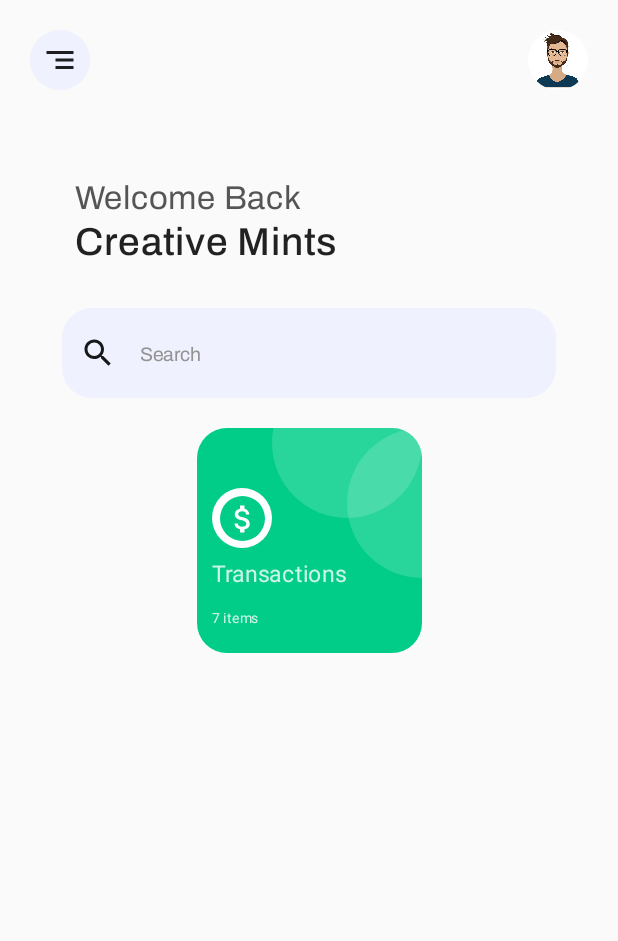
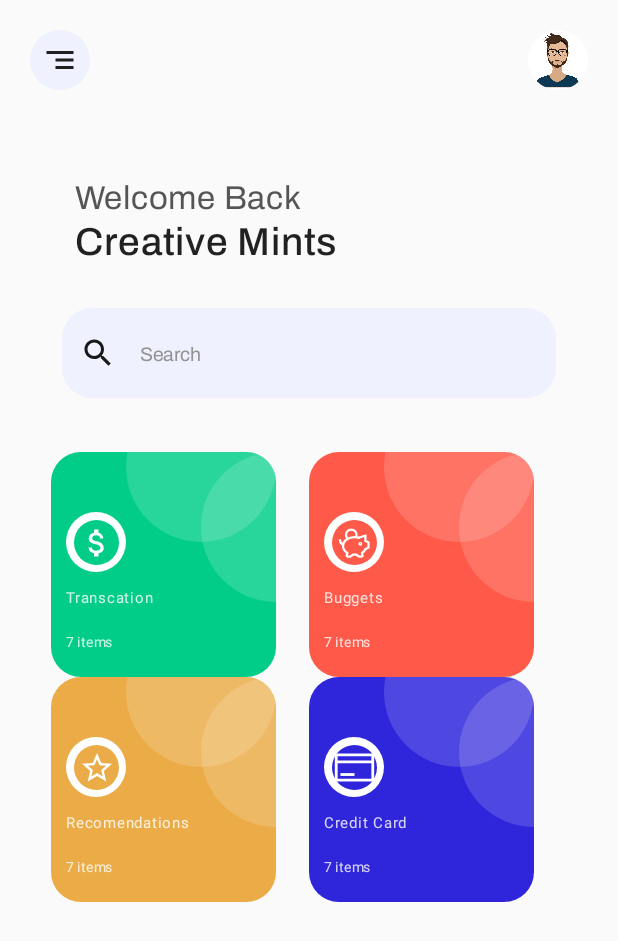
Before and after one commit to iamabdh/MoneyManager, an Android app built with Jetpack Compose: the screen it shows after launch (MainActivity), on a phone screen of 412 x 824 dp. Shown: the top 941 px of the screen. Run offline under Robolectric (Android 15) with nearby library versions, the phone set to English and light mode, and no system bars.

Commit message:
update: home banner buttons

```diff
--- a/app/src/main/java/com/example/moneymanager/components/ComponentsView.kt
+++ b/app/src/main/java/com/example/moneymanager/components/ComponentsView.kt
@@ -1,19 +1,38 @@
 package com.example.moneymanager.components
 
+import android.graphics.drawable.Drawable
 import androidx.compose.foundation.Image
 import androidx.compose.foundation.background
+import androidx.compose.foundation.layout.Arrangement
 import androidx.compose.foundation.layout.Box
+import androidx.compose.foundation.layout.Column
+import androidx.compose.foundation.layout.Row
+import androidx.compose.foundation.layout.Spacer
+import androidx.compose.foundation.layout.fillMaxWidth
+import androidx.compose.foundation.layout.height
+import androidx.compose.foundation.layout.offset
+import androidx.compose.foundation.layout.padding
 import androidx.compose.foundation.layout.size
 import androidx.compose.foundation.shape.CircleShape
+import androidx.compose.foundation.shape.RoundedCornerShape
 import androidx.compose.material.*
 import androidx.compose.runtime.Composable
 import androidx.compose.ui.Alignment
 import androidx.compose.ui.Modifier
 import androidx.compose.ui.draw.clip
+import androidx.compose.ui.graphics.Color
 import androidx.compose.ui.res.painterResource
+import androidx.compose.ui.text.font.FontWeight
 import androidx.compose.ui.unit.dp
+import androidx.compose.ui.unit.sp
 import com.example.moneymanager.R
 import com.example.moneymanager.ui.theme.AliceBlue
+import com.example.moneymanager.ui.theme.AliceBlue1
+import com.example.moneymanager.ui.theme.Archivo
+import com.example.moneymanager.ui.theme.CaribbeanGreen
+import com.example.moneymanager.ui.theme.SpanishGray
+import com.example.moneymanager.ui.theme.White15
+import com.example.moneymanager.ui.theme.White80
 
 @Composable
 fun MainHomeMenu() {
@@ -37,3 +56,101 @@ fun MainHomeUserImage() {
         Image(painter = painterResource(id = R.drawable.image), contentDescription = "")
     }
 }
+
+
+@Composable
+fun SearchTextField() {
+    Row(
+        horizontalArrangement = Arrangement.Center,
+        modifier = Modifier.fillMaxWidth()
+    ) {
+        TextField(
+            leadingIcon = {
+                Image(
+                    painter = painterResource(id = R.drawable.baseline_search_24),
+                    contentDescription = ""
+                )
+            },
+            colors = TextFieldDefaults.textFieldColors(
+                focusedIndicatorColor = Color.Transparent,
+                focusedLabelColor = Color.Transparent,
+                unfocusedIndicatorColor = Color.Transparent,
+                backgroundColor = Color.Transparent
+
+            ),
+            label = { Text(
+                text = "Search",
+                fontSize = 13.sp,
+                color = SpanishGray,
+                fontFamily = Archivo,
+                fontWeight = FontWeight.Normal,
+                modifier = Modifier.offset(y = 3.dp))},
+            modifier = Modifier
+                .clip(RoundedCornerShape(20.dp))
+                .fillMaxWidth(0.8f)
+                .background(AliceBlue1)
+                .height(60.dp),
+            value = "",
+            onValueChange = {},
+        )
+    }
+}
+
+
+
+
+
+@Composable
+fun HomeBannerButtons(
+    nameBanner: String,
+    noItems: Int,
+    colorBanner: Color,
+    bannerIcon: Int
+) {
+    Box(
+        modifier = Modifier
+            .size(150.dp)
+            .clip(RoundedCornerShape(20.dp))
+            .background(colorBanner)
+    ) {
+        Box(
+            modifier = Modifier
+                .offset(x = 50.dp, y = (-40).dp)
+                .size(100.dp)
+                .background(White15, CircleShape)
+        )
+        Box(
+            modifier = Modifier
+                .offset(x = 100.dp)
+                .size(100.dp)
+                .background(White15, CircleShape)
+        )
+        Box(
+            modifier = Modifier
+                .offset(x = 10.dp, y = 40.dp)
+                .size(100.dp)
+        ) {
+            Column() {
+                Box(
+                    contentAlignment = Alignment.Center,
+                    modifier = Modifier
+                        .size(40.dp)
+                        .background(Color.White, CircleShape)
+                ) {
+                    Box(
+                        contentAlignment = Alignment.Center,
+                        modifier = Modifier
+                            .size(30.dp)
+                            .background(colorBanner, CircleShape)
+                    ) {
+                        Image(painter = painterResource(id = bannerIcon), contentDescription = "")
+                    }
+                }
+                Spacer(modifier = Modifier.height(5.dp))
+                Text(text = nameBanner, fontSize = 10.sp, color = White80)
+                Spacer(modifier = Modifier.height(5.dp))
+                Text(text = "$noItems items", fontSize = 9.sp, color = White80)
+            }
+        }
+    }
+}
--- a/app/src/main/java/com/example/moneymanager/screen/HomeScreen.kt
+++ b/app/src/main/java/com/example/moneymanager/screen/HomeScreen.kt
@@ -6,6 +6,7 @@ import androidx.compose.foundation.border
 import androidx.compose.foundation.layout.Arrangement
 import androidx.compose.foundation.layout.Box
 import androidx.compose.foundation.layout.Column
+import androidx.compose.foundation.layout.PaddingValues
 import androidx.compose.foundation.layout.Row
 import androidx.compose.foundation.layout.Spacer
 import androidx.compose.foundation.layout.fillMaxSize
@@ -14,6 +15,8 @@ import androidx.compose.foundation.layout.height
 import androidx.compose.foundation.layout.offset
 import androidx.compose.foundation.layout.padding
 import androidx.compose.foundation.layout.size
+import androidx.compose.foundation.lazy.grid.GridCells
+import androidx.compose.foundation.lazy.grid.LazyVerticalGrid
 import androidx.compose.foundation.shape.CircleShape
 import androidx.compose.foundation.shape.RoundedCornerShape
 import androidx.compose.material.*
@@ -27,14 +30,16 @@ import androidx.compose.ui.text.font.FontWeight
 import androidx.compose.ui.unit.dp
 import androidx.compose.ui.unit.sp
 import com.example.moneymanager.R
+import com.example.moneymanager.components.HomeBannerButtons
 import com.example.moneymanager.components.MainHomeMenu
 import com.example.moneymanager.components.MainHomeUserImage
+import com.example.moneymanager.components.SearchTextField
 import com.example.moneymanager.ui.theme.*
 
 
 @Composable
 fun HomeScreen() {
-    Column() {
+    Column {
         Row(
             horizontalArrangement = Arrangement.SpaceBetween,
             verticalAlignment = Alignment.CenterVertically,
@@ -55,83 +60,63 @@ fun HomeScreen() {
             Text(text = "Creative Mints", fontSize = 26.sp, fontFamily = Archivo, fontWeight = FontWeight.Medium)
         }
         Spacer(modifier = Modifier.height(30.dp))
-        Row(
+        SearchTextField()
+        Spacer(modifier = Modifier.height(20.dp))
+        LazyVerticalGrid(
+            columns = GridCells.Fixed(2),
+            contentPadding = PaddingValues(
+                start = 12.dp,
+                top = 16.dp,
+                end = 12.dp,
+                bottom = 16.dp
+            ),
             horizontalArrangement = Arrangement.Center,
-            modifier = Modifier.fillMaxWidth()
         ) {
-            TextField(
-                leadingIcon = {
-                    Image(
-                        painter = painterResource(id = R.drawable.baseline_search_24),
-                        contentDescription = ""
+           item {
+               Box(
+                   contentAlignment = Alignment.Center,
+               ) {
+                   HomeBannerButtons(
+                       nameBanner = "Transcation",
+                       noItems = 7,
+                       colorBanner = CaribbeanGreen ,
+                       bannerIcon = R.drawable.baseline_attach_money_24
+                   )
+               }
+           }
+            item {
+                Box(
+                ) {
+                    HomeBannerButtons(
+                        nameBanner = "Buggets",
+                        noItems = 7,
+                        colorBanner = Crayola ,
+                        bannerIcon = R.drawable.piggy_bank
                     )
-                },
-                colors = TextFieldDefaults.textFieldColors(
-                    focusedIndicatorColor = Color.Transparent,
-                    focusedLabelColor = Color.Transparent,
-                    unfocusedIndicatorColor = Color.Transparent,
-                    backgroundColor = Color.Transparent
+                }
+            }
+            item {
+                Box(
+                    contentAlignment = Alignment.Center,
+                ) {
+                    HomeBannerButtons(
+                        nameBanner = "Recomendations",
+                        noItems = 7,
+                        colorBanner = MaximumYellowRed ,
+                        bannerIcon = R.drawable.baseline_star_border_24
+                    )
+                }
+            }
 
-                ),
-                label = {Text("Search", fontSize = 13.sp, color = SpanishGray, fontFamily = Archivo, fontWeight = FontWeight.Normal, modifier = Modifier.offset(y = 3.dp))},
-                modifier = Modifier
-                    .clip(RoundedCornerShape(20.dp))
-                    .fillMaxWidth(0.8f)
-                    .background(AliceBlue1)
-                    .height(60.dp),
-                value = "",
-                onValueChange = {},
-            )
-        }
-        Spacer(modifier = Modifier.height(20.dp))
-        Column(
-            horizontalAlignment = Alignment.CenterHorizontally,
-            modifier = Modifier.fillMaxWidth()
-        ) {
-            Box(
-                modifier = Modifier
-                    .size(150.dp)
-                    .clip(RoundedCornerShape(20.dp))
-                    .background(CaribbeanGreen)
-            ) {
+            item {
                 Box(
-                    modifier = Modifier
-                        .offset(x = 50.dp, y = (-40).dp)
-                        .size(100.dp)
-                        .background(White15, CircleShape)
-                )
-                Box(
-                    modifier = Modifier
-                        .offset(x = 100.dp)
-                        .size(100.dp)
-                        .background(White15, CircleShape)
-                )
-                Box(
-                    modifier = Modifier
-                        .offset(x = 10.dp, y = 40.dp)
-                        .size(100.dp)
                 ) {
-                    Column() {
-                        Box(
-                            contentAlignment = Alignment.Center,
-                            modifier = Modifier
-                                .size(40.dp)
-                                .background(Color.White, CircleShape)
-                        ) {
-                            Box(
-                                contentAlignment = Alignment.Center,
-                                modifier = Modifier
-                                    .size(30.dp)
-                                    .background(CaribbeanGreen, CircleShape)
-                            ) {
-                                Image(painter = painterResource(id = R.drawable.baseline_attach_money_24), contentDescription = "")
-                            }
-                        }
-                        Spacer(modifier = Modifier.height(5.dp))
-                        Text(text = "Transactions", fontSize = 15.sp, color = White80)
-                        Spacer(modifier = Modifier.height(5.dp))
-                        Text(text = "7 items", fontSize = 9.sp, color = White80)
-                    }
+                    HomeBannerButtons(
+                        nameBanner = "Credit Card",
+                        noItems = 7,
+                        colorBanner = PalatinateBlue ,
+                        bannerIcon = R.drawable.purchase
+                    )
                 }
             }
         }
--- a/app/src/main/java/com/example/moneymanager/ui/theme/Color.kt
+++ b/app/src/main/java/com/example/moneymanager/ui/theme/Color.kt
@@ -18,3 +18,6 @@ val CaribbeanGreen = Color(0xFF01CD88)
 val White15 = Color(0x27FFFFFF)
 val White80 = Color(0xCCFFFFFF)
 val White51 = Color(0x82FFFFFF)
+val Crayola = Color(0xFFFF5A49)
+val MaximumYellowRed = Color(0XFFEBAC48)
+val PalatinateBlue = Color(0xFF2F26DB)
--- /dev/null
+++ b/app/src/main/res/drawable/baseline_star_border_24.xml
@@ -0,0 +1,5 @@
+<vector android:height="24dp" android:tint="#FFFFFF"
+    android:viewportHeight="24" android:viewportWidth="24"
+    android:width="24dp" xmlns:android="http://schemas.android.com/apk/res/android">
+    <path android:fillColor="@android:color/white" android:pathData="M22,9.24l-7.19,-0.62L12,2 9.19,8.63 2,9.24l5.46,4.73L5.82,21 12,17.27 18.18,21l-1.63,-7.03L22,9.24zM12,15.4l-3.76,2.27 1,-4.28 -3.32,-2.88 4.38,-0.38L12,6.1l1.71,4.04 4.38,0.38 -3.32,2.88 1,4.28L12,15.4z"/>
+</vector>
--- /dev/null
+++ b/app/src/main/res/drawable/piggy_bank.xml
@@ -0,0 +1,40 @@
+<vector xmlns:android="http://schemas.android.com/apk/res/android"
+    android:width="24dp"
+    android:height="24dp"
+    android:viewportWidth="24"
+    android:viewportHeight="24">
+  <path
+      android:pathData="M14.5,8.5C13.719,8.298 12.634,8 11.765,8C7.476,8 4,10.668 4,13.958C4,15.849 5.148,17.535 6.938,18.626L6.453,20.226C6.336,20.611 6.625,21 7.027,21H8.791C8.921,21 9.048,20.958 9.152,20.88L10.546,19.833H12.983L14.378,20.88C14.482,20.958 14.608,21 14.738,21H16.502C16.905,21 17.193,20.611 17.076,20.226L16.591,18.626C17.658,17.976 18.496,17.115 19,16.125"
+      android:strokeLineJoin="round"
+      android:strokeWidth="1.5"
+      android:fillColor="#00000000"
+      android:strokeColor="@android:color/white"
+      android:strokeLineCap="round"/>
+  <path
+      android:pathData="M14.5,8.5L19,7L18.916,10.628L21,11.5V15L19.074,16"
+      android:strokeLineJoin="round"
+      android:strokeWidth="1.5"
+      android:fillColor="#00000000"
+      android:strokeColor="@android:color/white"
+      android:strokeLineCap="round"/>
+  <path
+      android:pathData="M15.5,13C15.224,13 15,12.776 15,12.5C15,12.224 15.224,12 15.5,12C15.776,12 16,12.224 16,12.5C16,12.776 15.776,13 15.5,13Z"
+      android:strokeLineJoin="round"
+      android:strokeWidth="1.5"
+      android:fillColor="#000000"
+      android:strokeColor="@android:color/white"
+      android:strokeLineCap="round"/>
+  <path
+      android:pathData="M2,10C2,10 2,12.4 4,13"
+      android:strokeLineJoin="round"
+      android:strokeWidth="1.5"
+      android:fillColor="#00000000"
+      android:strokeColor="@android:color/white"
+      android:strokeLineCap="round"/>
+  <path
+      android:pathData="M12.801,7.753C12.93,7.381 13,6.981 13,6.565C13,4.596 11.433,3 9.5,3C7.567,3 6,4.596 6,6.565C6,7.506 6.358,8.363 6.944,9"
+      android:strokeLineJoin="round"
+      android:strokeWidth="1.5"
+      android:fillColor="#00000000"
+      android:strokeColor="@android:color/white"/>
+</vector>
--- /dev/null
+++ b/app/src/main/res/drawable/purchase.xml
@@ -0,0 +1,12 @@
+<vector xmlns:android="http://schemas.android.com/apk/res/android"
+    android:width="32dp"
+    android:height="32dp"
+    android:viewportWidth="32"
+    android:viewportHeight="32">
+  <path
+      android:fillColor="#FFFFFF"
+      android:pathData="m28,6h-24a2,2 0,0 0,-2 2v16a2,2 0,0 0,2 2h24a2,2 0,0 0,2 -2v-16a2,2 0,0 0,-2 -2zM28,8v3h-24v-3zM4,24v-11h24v11z"/>
+  <path
+      android:fillColor="#FFFFFF"
+      android:pathData="m6,20h10v2h-10z"/>
+</vector>
```
